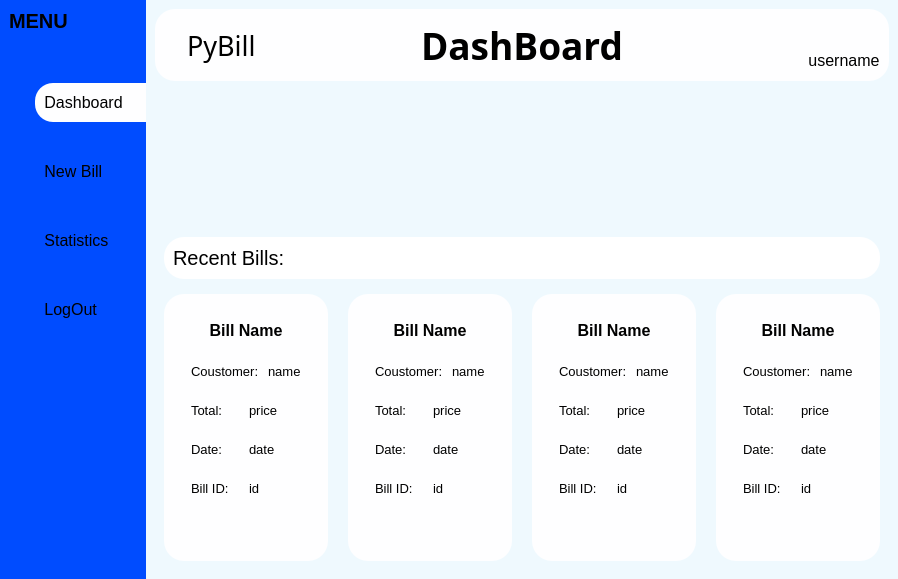
Old version of the form dashboard.ui in the repository AjasMohammed/BillingApp.
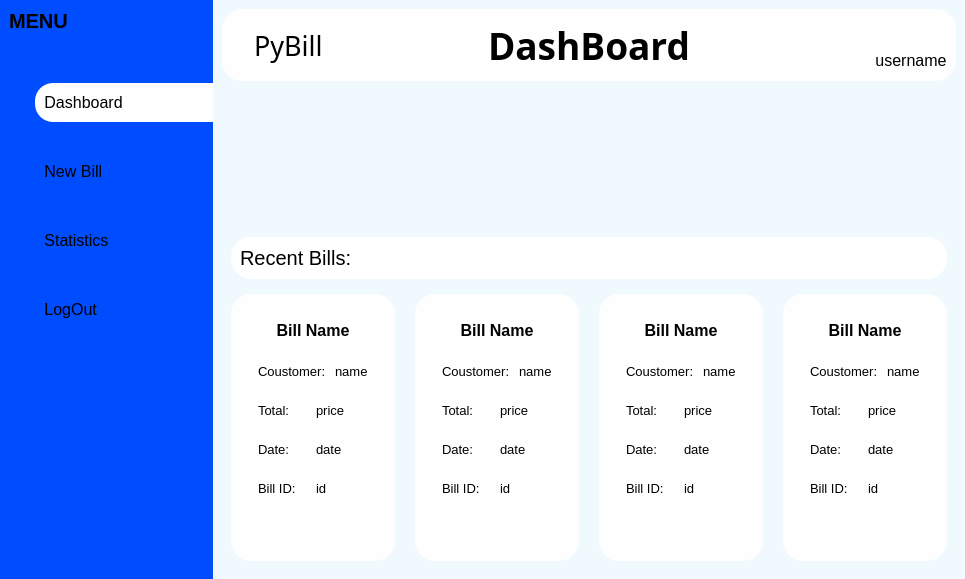
New version of the form. Icons and pictures are not drawn. Custom widgets are drawn as their Qt base class.

What changed in the file:
```diff
--- a/dashboard.ui
+++ b/dashboard.ui
@@ -6,7 +6,7 @@
    <rect>
     <x>0</x>
     <y>0</y>
-    <width>898</width>
+    <width>965</width>
     <height>579</height>
    </rect>
   </property>
@@ -404,8 +404,8 @@
                </property>
                <property name="iconSize">
                 <size>
-                 <width>25</width>
-                 <height>25</height>
+                 <width>30</width>
+                 <height>30</height>
                 </size>
                </property>
                <property name="flat">
```
Left out of the diff: 22 changed lines with no effect on the pictures.
